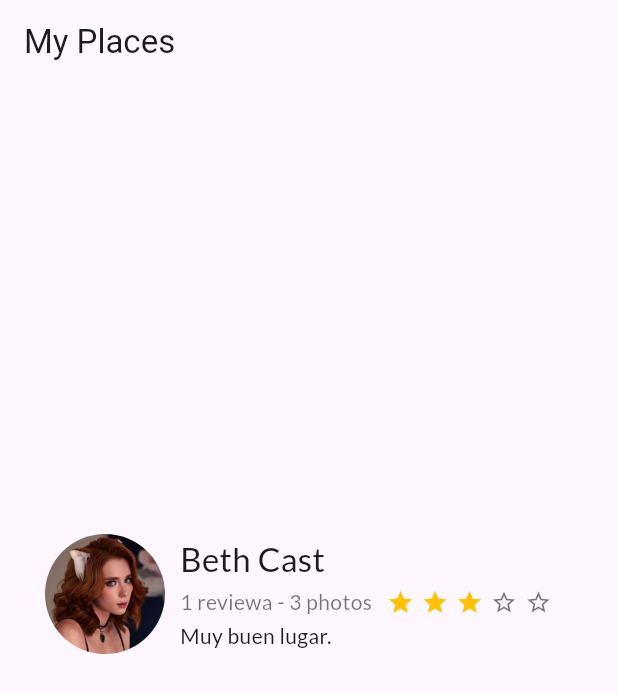
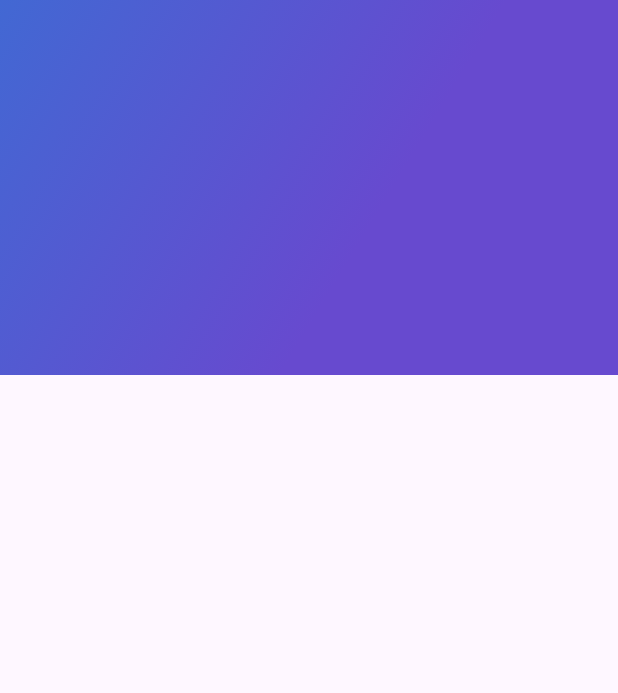
Before and after one commit to jms369/Places, a Flutter app: the screen it shows after launch, on a phone screen of 412 x 824 dp. Shown: the top 693 px of the screen. Run offline on Flutter 3.47's test engine with Material 3 defaults, Android fonts, the phone set to English and light mode, and no system bars.

Commit message:
se subio lo poco que faltaba

```diff
--- /dev/null
+++ b/places/lib/gradient_back.dart
@@ -0,0 +1,26 @@
+import 'package:flutter/material.dart';
+
+class GradientBack extends StatelessWidget{
+  @override
+  Widget build(BuildContext context) {
+
+    final gradiente = Container(
+      height: 250,
+      decoration: BoxDecoration(
+        gradient: LinearGradient(
+          colors: [
+            Color(0xFF4268D3),
+            Color(0xFF674ACF)
+          ],
+          begin: FractionalOffset(0.0, 0.0),
+          end: FractionalOffset(1.0, 1.0),
+          stops: [0.0, 0.6],
+          tileMode: TileMode.clamp
+        )
+      ),
+    );
+
+    return gradiente;
+  }
+
+}
--- a/places/lib/home.dart
+++ b/places/lib/home.dart
@@ -1,5 +1,7 @@
 import 'package:flutter/material.dart';
+import 'package:places/gradient_back.dart';
 import 'package:places/review.dart';
+import 'package:places/review_list.dart';
 import 'description_pleace.dart';
 
 class MyHome extends StatelessWidget {
@@ -9,7 +11,7 @@ class MyHome extends StatelessWidget {
   Widget build(BuildContext context) {
     final descriptionPlace = Container(
       margin: EdgeInsets.only(
-        top: 250,
+        top: 50,
         left: 30,
         right: 30,
       ),
@@ -20,23 +22,29 @@ class MyHome extends StatelessWidget {
       ),
     );
 
-    final review = Container(
+    final reviewList = Container(
       margin: EdgeInsets.only(
-        top: 300,
+        top: 20,
         left: 30,
         right: 30,
       ),
-      height: 80,
-      child: Review("assets/images/swi1.jpg","Beth Cast","1 reviewa - 3 photos",3, "Muy buen lugar.")
+
+      child: ReviewList()
+    );
+
+    //ListView
+    final listView = ListView(
+      children: <Widget>[
+        descriptionPlace,
+        reviewList
+      ],
     );
 
     return Scaffold(
-      appBar: AppBar(
-        title: Text("My Places"),
-      ),
+
       body: Stack(
         children: <Widget>[
-          review,
+          GradientBack()
         ],
       ),
     );
--- a/places/lib/review.dart
+++ b/places/lib/review.dart
@@ -17,10 +17,11 @@ class Review extends StatelessWidget{
     //foto
     final foto = Container(
       margin: EdgeInsets.only(
+        top: 10,
         right: 10
       ),
-      width: 80,
-      height: 80,
+      width: 55,
+      height: 55,
       decoration: BoxDecoration(
         shape:BoxShape.circle,
         image: DecorationImage(
@@ -37,7 +38,7 @@ class Review extends StatelessWidget{
         textoNombreUsuario,
         style: TextStyle(
           fontFamily: "Lato",
-          fontSize: 22
+          fontSize: 18
         ),
       ),
     );
@@ -57,7 +58,7 @@ class Review extends StatelessWidget{
 
     //estrella
     final estrella = Container(
-    margin: EdgeInsets.only(right: 5),
+    margin: EdgeInsets.only(right: 1),
     child: Icon(
     Icons.star,
     color: Colors.amber,
@@ -67,7 +68,7 @@ class Review extends StatelessWidget{
 
     //estrella borde
     final estrellaBorde = Container(
-    margin: EdgeInsets.only(right: 5),
+    margin: EdgeInsets.only(right: 1),
     child: Icon(
     Icons.star_border,
     color: Colors.black54,
--- a/places/lib/review_list.dart
+++ b/places/lib/review_list.dart
@@ -6,7 +6,11 @@ class ReviewList extends StatelessWidget{
   Widget build(BuildContext context) {
     final reviewList = Column(
       children: <Widget>[
-        Review("assets/images/swi1.jpg","Beth Cast","1 reviewa - 3 photos",3, "Muy buen lugar.")
+        Review("assets/images/swi1.jpg","Beth Cast","1 reviews - 3 photos",3, "Muy buen lugar."),
+        Review("assets/images/mujer2.jpeg","Elain Michlova","2 reviews - 2 photos",5, "Maravilloso."),
+        Review("assets/images/mujer3.jpeg","Alejandra Ivannova","7 reviews - 1 photos",4, "Muy buen lugar."),
+        Review("assets/images/mujer4.jpeg","Khatrin Yubero","1 reviews - 3 photos",3, "Muy buen lugar."),
+        Review("assets/images/mujer5.jpeg","Revca Petersburgil","9 reviews - 1 photos",1, "Muy buen lugar.")
       ],
     );
 
--- a/places/pubspec.yaml
+++ b/places/pubspec.yaml
@@ -95,3 +95,7 @@ flutter:
 
   assets:
    - assets/images/swi1.jpg
+   - assets/images/mujer2.jpeg
+   - assets/images/mujer3.jpeg
+   - assets/images/mujer4.jpeg
+   - assets/images/mujer5.jpeg
```
Also changed, not shown: places/lib/home_app_bar.dart (added, +17 -0 lines), places/assets/images/mujer2.jpeg (added), places/assets/images/mujer3.jpeg (added), places/assets/images/mujer4.jpeg (added), places/assets/images/mujer5.jpeg (added).
